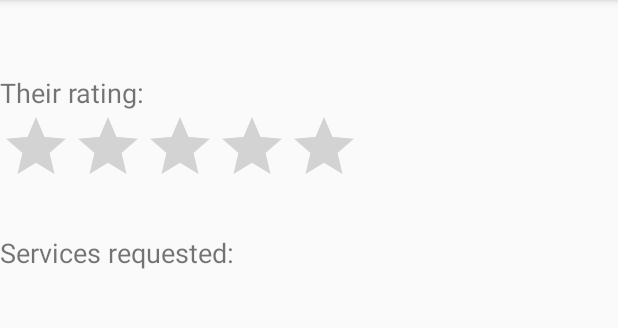
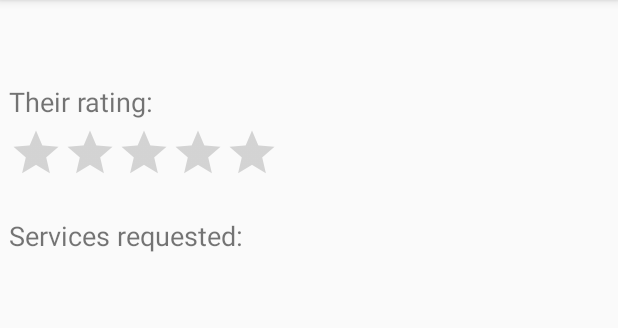
Before and after one commit to vpuri94/GroomZoom, an Android app: the AppointmentDetailsActivity screen opened directly, with no data from a screen before it, on a phone screen of 412 x 824 dp, the part 84-412 px from its top. Run offline under Robolectric (Android 15) with nearby library versions, the light colour scheme and no system bars; libraries missing offline, so code that uses them is left out: com.parse, org.parceler; pictures from the network do not load; 10 statements that could not run were skipped.

Commit message:
Redid alot of the backend design stuff (on parse, not on code) and then implemented it so that the appointments/browse is now filtering and working properly

```diff
--- a/app/src/main/java/com/example/groomzoom/MainActivity.java
+++ b/app/src/main/java/com/example/groomzoom/MainActivity.java
@@ -12,6 +12,7 @@ import com.google.android.material.bottomnavigation.BottomNavigationView;
 
 import fragments.AppointmentFragment;
 import fragments.BrowseFragment;
+import fragments.ProfileFragment;
 
 public class MainActivity extends AppCompatActivity {
 
@@ -35,7 +36,7 @@ public class MainActivity extends AppCompatActivity {
                         fragment = new AppointmentFragment();
                         break;
                     case R.id.action_profile:
-                        fragment = new AppointmentFragment();
+                        fragment = new ProfileFragment();
                         break;
                     default:
                         fragment = new AppointmentFragment();
--- a/app/src/main/java/fragments/BrowseFragment.java
+++ b/app/src/main/java/fragments/BrowseFragment.java
@@ -21,6 +21,7 @@ import com.example.groomzoom.R;
 import com.parse.FindCallback;
 import com.parse.ParseException;
 import com.parse.ParseQuery;
+import com.parse.ParseUser;
 
 import java.util.ArrayList;
 import java.util.List;
@@ -73,6 +74,10 @@ public class BrowseFragment extends Fragment {
     private void queryBrowse() {
         ParseQuery<Browse> query = ParseQuery.getQuery(Browse.class);
         query.include(Browse.KEY_USERNAME);
+        if(ParseUser.getCurrentUser().getBoolean("barber"))
+            query.whereEqualTo(Browse.KEY_BARBER, false);
+        else
+            query.whereEqualTo(Browse.KEY_BARBER, true);
         query.findInBackground(new FindCallback<Browse>() {
             @Override
             public void done(List<Browse> objects, ParseException e) {
--- a/app/src/main/res/layout/activity_appointment_details.xml
+++ b/app/src/main/res/layout/activity_appointment_details.xml
@@ -3,7 +3,8 @@
     xmlns:app="http://schemas.android.com/apk/res-auto"
     xmlns:tools="http://schemas.android.com/tools"
     android:layout_width="match_parent"
-    android:layout_height="wrap_content">
+    android:layout_height="wrap_content"
+    android:layout_margin="6dp">
 
     <TextView
         android:id="@+id/tvApptname"
@@ -52,21 +53,34 @@
 
     <ImageView
         android:id="@+id/ivProfilepic"
-        android:layout_width="163dp"
-        android:layout_height="180dp"
+        android:layout_width="0dp"
+        android:layout_height="201dp"
         app:layout_constraintEnd_toEndOf="parent"
-        app:layout_constraintHorizontal_bias="0.987"
-        app:layout_constraintStart_toEndOf="@+id/tvPrice"
-        tools:layout_editor_absoluteY="2dp"
+        app:layout_constraintHorizontal_bias="1.0"
+        app:layout_constraintStart_toEndOf="@+id/tvDate"
+        tools:layout_editor_absoluteY="3dp"
         tools:srcCompat="@tools:sample/avatars" />
 
     <RatingBar
         android:id="@+id/rbAppt"
+        style="@style/Widget.AppCompat.RatingBar.Indicator"
         android:layout_width="wrap_content"
         android:layout_height="wrap_content"
+        android:layout_marginTop="4dp"
+        android:clickable="false"
         android:numStars="5"
         android:stepSize="0.5"
         app:layout_constraintTop_toBottomOf="@+id/RATING"
         tools:layout_editor_absoluteX="0dp" />
 
+    <TextView
+        android:id="@+id/tvServicesList"
+        android:layout_width="wrap_content"
+        android:layout_height="wrap_content"
+        android:textSize="16sp"
+        android:textStyle="bold"
+        app:layout_constraintTop_toBottomOf="@+id/SERVICES"
+        tools:layout_editor_absoluteX="0dp"
+        tools:text="Haircut" />
+
 </androidx.constraintlayout.widget.ConstraintLayout>
```
Also changed, not shown: app/src/main/java/com/example/groomzoom/AppointmentDetailsActivity.java (+37 -3 lines), app/src/main/java/com/example/groomzoom/Appointments.java (+5 -11 lines), app/src/main/java/com/example/groomzoom/AppointmentsAdapter.java (+11 -8 lines), app/src/main/java/com/example/groomzoom/BrowseAdapter.java (+14 -1 lines), app/src/main/java/fragments/AppointmentFragment.java (+7 -6 lines), app/src/main/java/fragments/ProfileFragment.java (added, +61 -0 lines), app/src/main/res/layout/fragment_profile.xml (added, +12 -0 lines).
